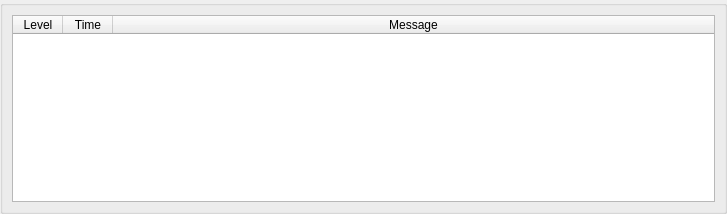
Old version of the form v2.5/GEAR Studio/LoggingTab.ui in the repository andyreimann/gear.
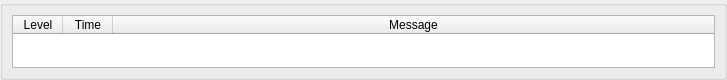
New version of the form.

```diff
--- a/v2.5/GEAR Studio/LoggingTab.ui
+++ b/v2.5/GEAR Studio/LoggingTab.ui
@@ -7,15 +7,21 @@
     <x>0</x>
     <y>0</y>
     <width>727</width>
-    <height>214</height>
+    <height>80</height>
    </rect>
   </property>
   <property name="sizePolicy">
-   <sizepolicy hsizetype="Expanding" vsizetype="Fixed">
+   <sizepolicy hsizetype="Expanding" vsizetype="Expanding">
     <horstretch>0</horstretch>
     <verstretch>0</verstretch>
    </sizepolicy>
   </property>
+  <property name="minimumSize">
+   <size>
+    <width>0</width>
+    <height>80</height>
+   </size>
+  </property>
   <property name="windowTitle">
    <string>Form</string>
   </property>
```
